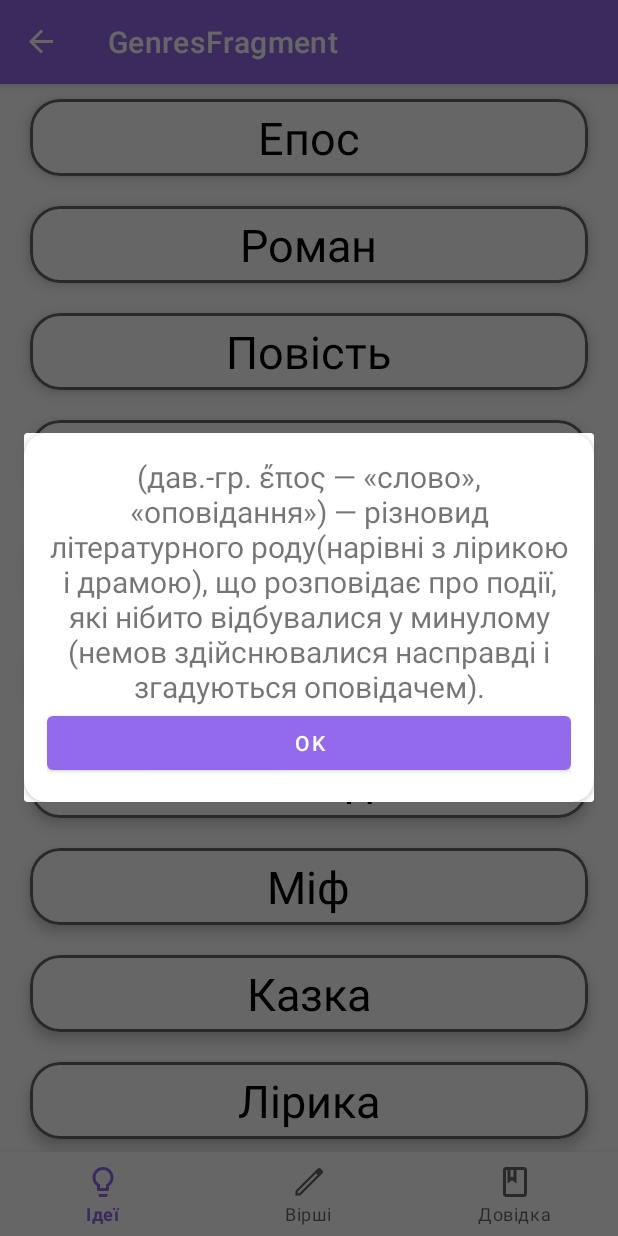
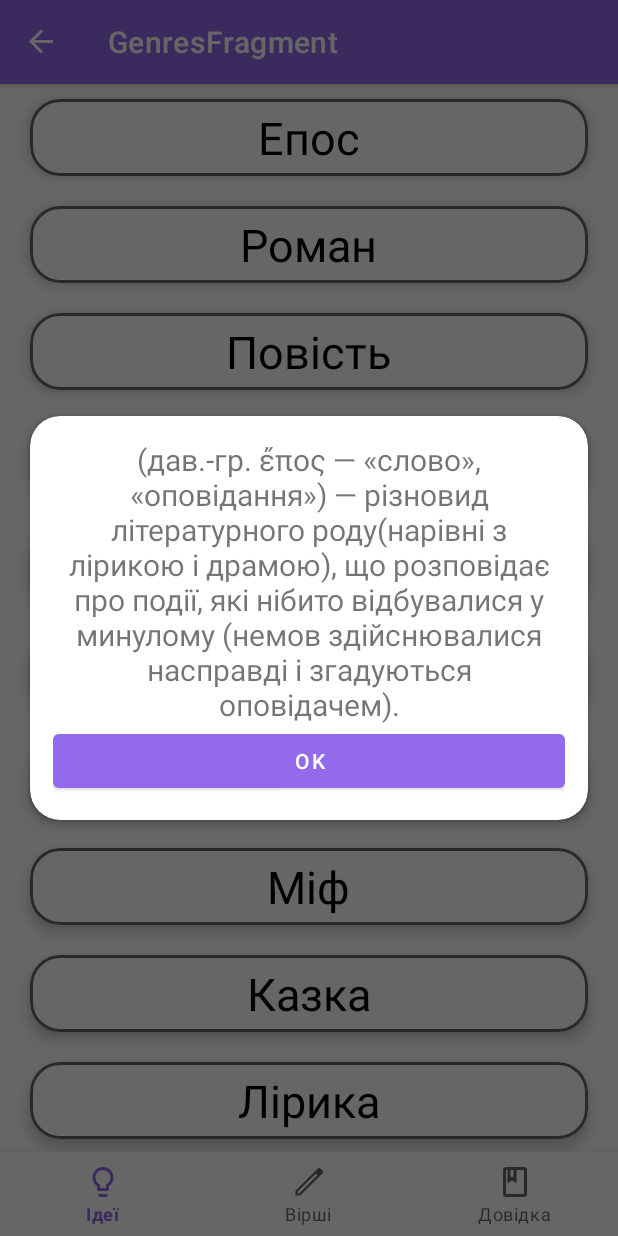
Before and after one commit to nastyamalin/Scriptarium, an Android app: the GenresFragment screen opened through its navigation route, after a tap on "Епос", on a phone screen of 412 x 824 dp. Run offline under Robolectric (Android 15) with nearby library versions, the phone set to English and light mode, and no system bars; our stand-ins replace Room's generated code, navigation-ui.

Commit message:
dialog corners

```diff
--- a/app/src/main/java/com/example/sproject/ui/definitions/viewpager_fragments/GenresFragment.java
+++ b/app/src/main/java/com/example/sproject/ui/definitions/viewpager_fragments/GenresFragment.java
@@ -49,7 +49,7 @@ public class GenresFragment extends Fragment implements OnItemDefinitionsRecycle
     public void onItemClick(int position) {
         dialog.show();
         dialog.getWindow().setLayout(ViewGroup.LayoutParams.MATCH_PARENT, ViewGroup.LayoutParams.WRAP_CONTENT);
-        dialog.findViewById(R.id.dialog_container).setBackgroundColor(getResources().getColor(R.color.transparent));
+        dialog.getWindow().setBackgroundDrawableResource(R.color.transparent);
         TextView text = dialog.findViewById(R.id.details_text);
         ArrayList<String> genresArray = new ArrayList<>(Arrays.asList(getResources().getStringArray(R.array.genres_description)));
         text.setText(genresArray.get(position));
--- a/app/src/main/java/com/example/sproject/ui/definitions/viewpager_fragments/MovementsFragment.java
+++ b/app/src/main/java/com/example/sproject/ui/definitions/viewpager_fragments/MovementsFragment.java
@@ -50,7 +50,7 @@ public class MovementsFragment extends Fragment implements OnItemDefinitionsRecy
     public void onItemClick(int position) {
         dialog.show();
         dialog.getWindow().setLayout(ViewGroup.LayoutParams.MATCH_PARENT, ViewGroup.LayoutParams.WRAP_CONTENT);
-        dialog.findViewById(R.id.dialog_container).setBackgroundColor(getResources().getColor(R.color.transparent));
+        dialog.getWindow().setBackgroundDrawableResource(R.color.transparent);
         TextView text = dialog.findViewById(R.id.details_text);
        // ArrayList<String> genresArray = new ArrayList<>(Arrays.asList(getResources().getStringArray(R.array.movements_description)));
        // text.setText(genresArray.get(position));
--- a/app/src/main/res/layout/dialog_details.xml
+++ b/app/src/main/res/layout/dialog_details.xml
@@ -1,14 +1,12 @@
 <?xml version="1.0" encoding="utf-8"?>
-<androidx.constraintlayout.widget.ConstraintLayout xmlns:android="http://schemas.android.com/apk/res/android"
+<androidx.cardview.widget.CardView xmlns:android="http://schemas.android.com/apk/res/android"
     xmlns:app="http://schemas.android.com/apk/res-auto"
     android:id="@+id/dialog_container"
     android:layout_width="match_parent"
-    android:layout_height="match_parent">
+    android:layout_height="match_parent"
+    android:layout_margin="20dp"
+    app:cardCornerRadius="20dp">
 
-    <androidx.cardview.widget.CardView
-        android:layout_width="match_parent"
-        android:layout_height="match_parent"
-        app:cardCornerRadius="15dp">
 
         <androidx.constraintlayout.widget.ConstraintLayout
             android:layout_width="match_parent"
@@ -35,4 +33,3 @@
                 app:layout_constraintTop_toBottomOf="@+id/details_text" />
         </androidx.constraintlayout.widget.ConstraintLayout>
     </androidx.cardview.widget.CardView>
-</androidx.constraintlayout.widget.ConstraintLayout>
```
